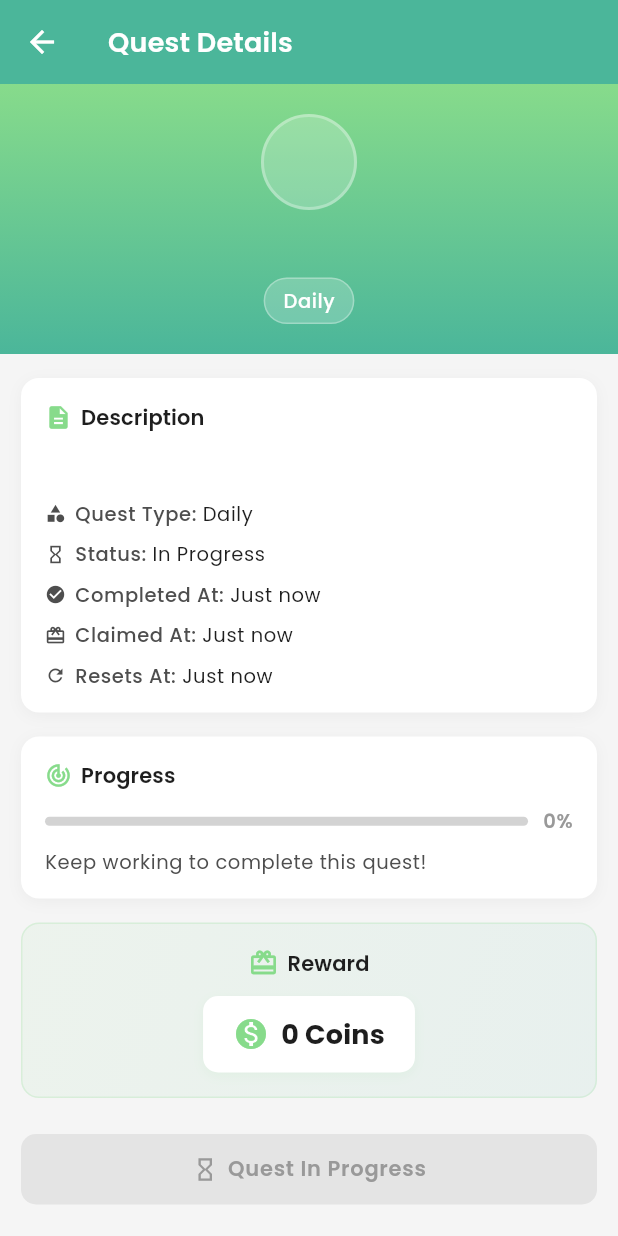
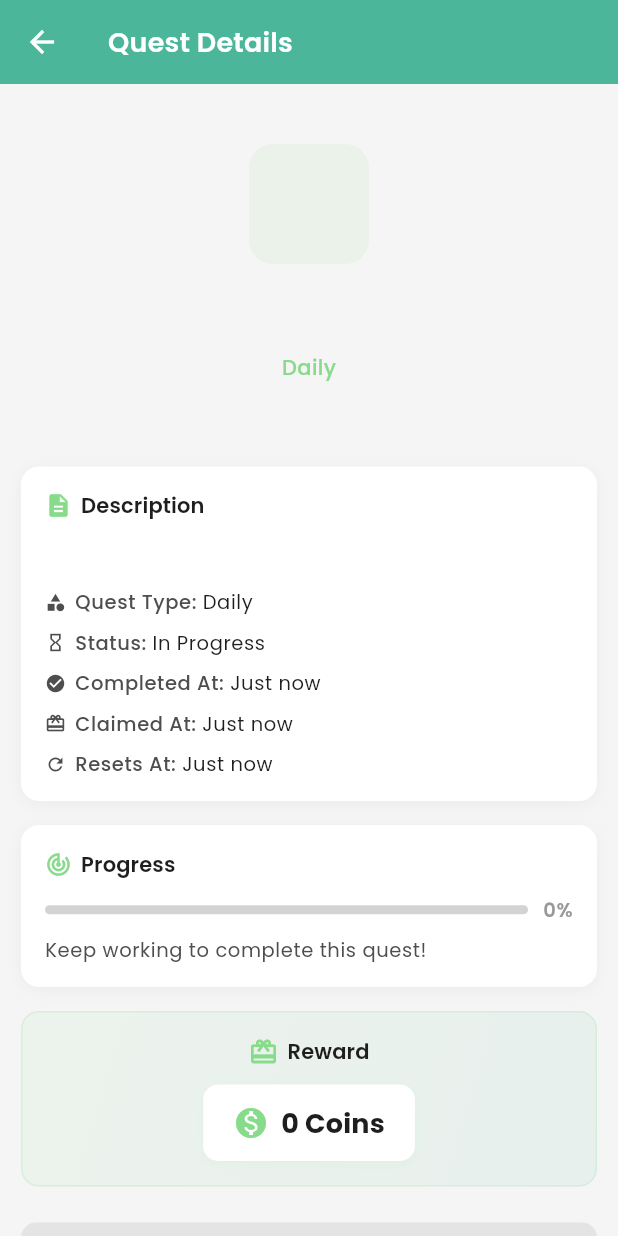
Before and after one commit to NasirBhotta/brainbee, a Flutter app: the QuestDetailScreen screen opened directly with empty values, on a phone screen of 412 x 824 dp. Run offline on Flutter 3.47's test engine with Material 3 defaults, Android fonts, the phone set to English and light mode, and no system bars; our stand-ins replace bloc, equatable, file_picker, flutter_bloc, flutter_local_notifications, google_fonts and 5 more; accounts and stored records are empty.

Commit message:
updated coin_quest

```diff
--- a/brainbee/lib/core/widgets/quests/quest_card.dart
+++ b/brainbee/lib/core/widgets/quests/quest_card.dart
@@ -30,11 +30,7 @@ class QuestCard extends StatelessWidget {
           Navigator.of(context).push(
             MaterialPageRoute(
               builder:
-                  (context) => QuestDetailScreen(
-                    quest: quest,
-                    onClaim: onClaim,
-                    isLoading: isLoading,
-                  ),
+                  (context) => QuestDetailScreen(quest: quest, userId: 'S001'),
             ),
           );
         },
--- a/brainbee/lib/presentation/views/auth/bloc/auth_bloc.dart
+++ b/brainbee/lib/presentation/views/auth/bloc/auth_bloc.dart
@@ -31,9 +31,9 @@ class AuthBloc extends Bloc<AuthEvent, AuthState> {
     try {
       final response = await http
           .post(
-            // Uri.parse("http://10.0.2.2:5000/api/auth/login"),
-            Uri.parse("http://192.168.2.101:5000/api/auth/login"),
+            Uri.parse("http://10.0.2.2:5000/api/auth/login"),
 
+            // Uri.parse("http://192.168.2.101:5000/api/auth/login"),
             headers: {"Content-Type": "application/json"},
             body: jsonEncode({
               "email": event.email,
@@ -75,8 +75,8 @@ class AuthBloc extends Bloc<AuthEvent, AuthState> {
 
     try {
       final response = await http.post(
-        // Uri.parse("http://10.0.2.2:5000/api/auth/register"),
-        Uri.parse("http://192.168.2.101:5000/api/auth/register"),
+        Uri.parse("http://10.0.2.2:5000/api/auth/register"),
+        // Uri.parse("http://192.168.2.101:5000/api/auth/register"),
         // Uri.parse("http://16.170.203.154:5000/api/auth/register"),
         headers: {"Content-Type": "application/json"},
         body: jsonEncode({
--- a/brainbee/lib/presentation/views/extras/coinquests/UI/quest_detail_screen.dart
+++ b/brainbee/lib/presentation/views/extras/coinquests/UI/quest_detail_screen.dart
@@ -3,18 +3,20 @@ import 'package:brainbee/core/utils/quest_extensions.dart';
 import 'package:brainbee/core/widgets/quests/claim_dialog.dart';
 import 'package:brainbee/core/constants/bb_colors.dart';
 import 'package:flutter/material.dart';
+import 'package:flutter_bloc/flutter_bloc.dart';
 import '../models/quest.dart';
+import '../bloc/quest_bloc.dart';
+import '../bloc/quest_event.dart';
+import '../bloc/quest_state.dart';
 
 class QuestDetailScreen extends StatelessWidget {
   final Quest quest;
-  final VoidCallback onClaim;
-  final bool isLoading;
+  final String userId;
 
   const QuestDetailScreen({
     super.key,
     required this.quest,
-    required this.onClaim,
-    this.isLoading = false,
+    required this.userId,
   });
 
   @override
@@ -33,92 +35,145 @@ class QuestDetailScreen extends StatelessWidget {
         iconTheme: const IconThemeData(color: BBColors.white),
         elevation: 0,
       ),
-      body: SingleChildScrollView(
-        child: Column(
-          children: [
-            _buildHeaderSection(context),
-            const SizedBox(height: 16),
-            _buildDetailsSection(context),
-            const SizedBox(height: 16),
-            _buildProgressSection(context),
-            const SizedBox(height: 16),
-            _buildRewardSection(context),
-            const SizedBox(height: 24),
-            _buildActionButton(context),
-            const SizedBox(height: 16),
-          ],
+      body: BlocConsumer<QuestBloc, QuestState>(
+        listener: (context, state) {
+          if (state is QuestClaimed) {
+            ScaffoldMessenger.of(context).showSnackBar(
+              SnackBar(
+                content: Text(
+                  '+${state.coinsAdded} Coins added to your Wallet!',
+                  style: Theme.of(context).textTheme.bodyMedium?.copyWith(
+                    color: BBColors.white,
+                    fontWeight: FontWeight.w500,
+                  ),
+                ),
+                backgroundColor: BBColors.successGreen,
+                behavior: SnackBarBehavior.floating,
+                shape: RoundedRectangleBorder(
+                  borderRadius: BorderRadius.circular(10),
+                ),
+              ),
+            );
+            // Navigate back after successful claim
+            Navigator.of(context).pop();
+          } else if (state is QuestError) {
+            ScaffoldMessenger.of(context).showSnackBar(
+              SnackBar(
+                content: Text(
+                  state.message,
+                  style: Theme.of(context).textTheme.bodyMedium?.copyWith(
+                    color: BBColors.white,
+                    fontWeight: FontWeight.w500,
+                  ),
+                ),
+                backgroundColor: BBColors.alertRed,
+                behavior: SnackBarBehavior.floating,
+                shape: RoundedRectangleBorder(
+                  borderRadius: BorderRadius.circular(10),
                 ),
               ),
             );
           }
+        },
+        builder: (context, state) {
+          // Get the current quest from state if available
+          Quest currentQuest = quest;
+          bool isLoading = false;
 
-  Widget _buildHeaderSection(BuildContext context) {
+          if (state is QuestLoaded ||
+              state is QuestClaiming ||
+              state is QuestClaimed) {
+            final quests =
+                state is QuestLoaded
+                    ? state.quests
+                    : state is QuestClaiming
+                    ? state.quests
+                    : (state as QuestClaimed).quests;
+
+            // Find the updated quest in the current state
+            final updatedQuest = quests.firstWhere(
+              (q) => q.id == quest.id,
+              orElse: () => quest,
+            );
+            currentQuest = updatedQuest;
+
+            // Check if this specific quest is being claimed
+            isLoading =
+                state is QuestClaiming && (state).claimingQuestId == quest.id;
+          }
+
+          return SingleChildScrollView(
+            child: Column(
+              children: [
+                _buildHeaderSection(context, currentQuest),
+                const SizedBox(height: 16),
+                _buildDetailsSection(context, currentQuest),
+                const SizedBox(height: 16),
+                _buildProgressSection(context, currentQuest),
+                const SizedBox(height: 16),
+                _buildRewardSection(context, currentQuest),
+                const SizedBox(height: 24),
+                _buildActionButton(context, currentQuest, isLoading),
+                const SizedBox(height: 16),
+              ],
+            ),
+          );
+        },
+      ),
+    );
+  }
+
+  Widget _buildHeaderSection(BuildContext context, Quest currentQuest) {
     return Container(
       width: double.infinity,
+      padding: EdgeInsets.symmetric(horizontal: 24, vertical: 40),
+      child: Column(
+        mainAxisAlignment: MainAxisAlignment.center,
+        children: [
+          // Simple icon container
+          Container(
+            width: 80,
+            height: 80,
             decoration: BoxDecoration(
-        gradient: LinearGradient(
-          colors: [BBColors.primaryColor, BBColors.secondaryColor],
-          begin: Alignment.topCenter,
-          end: Alignment.bottomCenter,
-        ),
-      ),
-      child: Padding(
-        padding: const EdgeInsets.all(20),
-        child: Column(
-          children: [
-            Container(
-              width: 64,
-              height: 64,
-              decoration: BoxDecoration(
-                color: BBColors.white.withOpacity(0.2),
-                borderRadius: BorderRadius.circular(32),
-                border: Border.all(
-                  color: BBColors.white.withOpacity(0.3),
-                  width: 2,
-                ),
+              color: BBColors.primaryColor.withOpacity(0.1),
+              borderRadius: BorderRadius.circular(16),
             ),
             child: Center(
               child: Text(
-                  quest.iconUrl ?? '🎯',
-                  style: const TextStyle(fontSize: 28),
+                currentQuest.iconUrl ?? '🎯',
+                style: const TextStyle(fontSize: 32),
               ),
             ),
           ),
-            const SizedBox(height: 12),
+
+          const SizedBox(height: 20),
+
+          // Title
           Text(
-              quest.title,
-              style: Theme.of(context).textTheme.titleMedium?.copyWith(
-                color: BBColors.white,
+            currentQuest.title,
+            style: Theme.of(context).textTheme.headlineSmall?.copyWith(
               fontWeight: FontWeight.bold,
+              color: Colors.grey[800],
             ),
             textAlign: TextAlign.center,
           ),
-            const SizedBox(height: 6),
-            Container(
-              padding: const EdgeInsets.symmetric(horizontal: 12, vertical: 6),
-              decoration: BoxDecoration(
-                color: BBColors.white.withOpacity(0.2),
-                borderRadius: BorderRadius.circular(16),
-                border: Border.all(
-                  color: BBColors.white.withOpacity(0.3),
-                  width: 1,
-                ),
-              ),
-              child: Text(
-                quest.type.displayName,
-                style: Theme.of(context).textTheme.bodySmall?.copyWith(
-                  color: BBColors.white,
+
+          const SizedBox(height: 12),
+
+          // Simple type indicator
+          Text(
+            currentQuest.type.displayName,
+            style: Theme.of(context).textTheme.bodyMedium?.copyWith(
+              color: BBColors.primaryColor,
               fontWeight: FontWeight.w500,
-                ),
             ),
           ),
         ],
       ),
-      ),
     );
   }
 
-  Widget _buildDetailsSection(BuildContext context) {
+  Widget _buildDetailsSection(BuildContext context, Quest currentQuest) {
     return Container(
       margin: const EdgeInsets.symmetric(horizontal: 14),
       padding: const EdgeInsets.all(16),
@@ -151,7 +206,7 @@ class QuestDetailScreen extends StatelessWidget {
           ),
           const SizedBox(height: 10),
           Text(
-            quest.description,
+            currentQuest.description,
             style: Theme.of(context).textTheme.bodyMedium?.copyWith(
               color: BBColors.bodyText,
               height: 1.4,
@@ -161,40 +216,41 @@ class QuestDetailScreen extends StatelessWidget {
           _buildDetailRow(
             context,
             'Quest Type',
-            quest.type.displayName,
+            currentQuest.type.displayName,
             Icons.category,
           ),
           const SizedBox(height: 10),
           _buildDetailRow(
             context,
             'Status',
-            _getStatusText(),
-            _getStatusIcon(),
+            _getStatusText(currentQuest),
+            _getStatusIcon(currentQuest),
           ),
-          if (quest.completedAt != null) ...[
+          if (currentQuest.completedAt != null) ...[
             const SizedBox(height: 10),
             _buildDetailRow(
               context,
               'Completed At',
-              _formatDateTime(quest.completedAt!),
+              _formatDateTime(currentQuest.completedAt!),
               Icons.check_circle,
             ),
           ],
-          if (quest.claimedAt != null) ...[
+          if (currentQuest.claimedAt != null) ...[
             const SizedBox(height: 10),
             _buildDetailRow(
               context,
               'Claimed At',
-              _formatDateTime(quest.claimedAt!),
+              _formatDateTime(currentQuest.claimedAt!),
               Icons.redeem,
             ),
           ],
-          if (quest.resetTime != null && quest.type != QuestType.oneTime) ...[
+          if (currentQuest.resetTime != null &&
+              currentQuest.type != QuestType.oneTime) ...[
             const SizedBox(height: 10),
             _buildDetailRow(
               context,
               'Resets At',
-              _formatDateTime(quest.resetTime!),
+              _formatDateTime(currentQuest.resetTime!),
               Icons.refresh,
             ),
           ],
@@ -232,7 +288,7 @@ class QuestDetailScreen extends StatelessWidget {
     );
   }
 
-  Widget _buildProgressSection(BuildContext context) {
+  Widget _buildProgressSection(BuildContext context, Quest currentQuest) {
     return Container(
       margin: const EdgeInsets.symmetric(horizontal: 14),
       padding: const EdgeInsets.all(16),
@@ -275,10 +331,10 @@ class QuestDetailScreen extends StatelessWidget {
                   ),
                   child: FractionallySizedBox(
                     alignment: Alignment.centerLeft,
-                    widthFactor: _getProgressValue(),
+                    widthFactor: _getProgressValue(currentQuest),
                     child: Container(
                       decoration: BoxDecoration(
-                        color: _getProgressColor(),
+                        color: _getProgressColor(currentQuest),
                         borderRadius: BorderRadius.circular(3),
                       ),
                     ),
@@ -287,17 +343,17 @@ class QuestDetailScreen extends StatelessWidget {
               ),
               const SizedBox(width: 10),
               Text(
-                '${(_getProgressValue() * 100).toInt()}%',
+                '${(_getProgressValue(currentQuest) * 100).toInt()}%',
                 style: Theme.of(context).textTheme.bodySmall?.copyWith(
                   fontWeight: FontWeight.w600,
-                  color: _getProgressColor(),
+                  color: _getProgressColor(currentQuest),
                 ),
               ),
             ],
           ),
           const SizedBox(height: 10),
           Text(
-            _getProgressDescription(),
+            _getProgressDescription(currentQuest),
             style: Theme.of(
               context,
             ).textTheme.bodySmall?.copyWith(color: BBColors.bodyText),
@@ -307,7 +363,7 @@ class QuestDetailScreen extends StatelessWidget {
     );
   }
 
-  Widget _buildRewardSection(BuildContext context) {
+  Widget _buildRewardSection(BuildContext context, Quest currentQuest) {
     return Container(
       margin: const EdgeInsets.symmetric(horizontal: 14),
       padding: const EdgeInsets.all(16),
@@ -366,7 +422,7 @@ class QuestDetailScreen extends StatelessWidget {
                 ),
                 const SizedBox(width: 8),
                 Text(
-                  '${quest.coinReward} Coins',
+                  '${currentQuest.coinReward} Coins',
                   style: Theme.of(context).textTheme.titleMedium?.copyWith(
                     color: BBColors.darkHeading,
                     fontWeight: FontWeight.bold,
@@ -375,7 +431,7 @@ class QuestDetailScreen extends StatelessWidget {
               ],
             ),
           ),
-          if (quest.isClaimed) ...[
+          if (currentQuest.isClaimed) ...[
             const SizedBox(height: 10),
             Row(
               mainAxisAlignment: MainAxisAlignment.center,
@@ -401,16 +457,24 @@ class QuestDetailScreen extends StatelessWidget {
     );
   }
 
-  Widget _buildActionButton(BuildContext context) {
+  Widget _buildActionButton(
+    BuildContext context,
+    Quest currentQuest,
+    bool isLoading,
+  ) {
     return Container(
       margin: const EdgeInsets.symmetric(horizontal: 14),
       width: double.infinity,
-      child: _buildDetailClaimButton(context),
+      child: _buildDetailClaimButton(context, currentQuest, isLoading),
     );
   }
 
-  Widget _buildDetailClaimButton(BuildContext context) {
-    if (quest.isIncomplete) {
+  Widget _buildDetailClaimButton(
+    BuildContext context,
+    Quest currentQuest,
+    bool isLoading,
+  ) {
+    if (currentQuest.isIncomplete) {
       return Container(
         padding: const EdgeInsets.symmetric(vertical: 14),
         decoration: BoxDecoration(
@@ -432,7 +496,7 @@ class QuestDetailScreen extends StatelessWidget {
           ],
         ),
       );
-    } else if (quest.isClaimed) {
+    } else if (currentQuest.isClaimed) {
       return Container(
         padding: const EdgeInsets.symmetric(vertical: 14),
         decoration: BoxDecoration(
@@ -449,7 +513,7 @@ class QuestDetailScreen extends StatelessWidget {
             Icon(Icons.check_circle, color: BBColors.successGreen, size: 20),
             const SizedBox(width: 6),
             Text(
-              quest.type == QuestType.oneTime
+              currentQuest.type == QuestType.oneTime
                   ? 'Quest Completed'
                   : 'Reward Claimed',
               style: Theme.of(context).textTheme.labelMedium?.copyWith(
@@ -460,9 +524,10 @@ class QuestDetailScreen extends StatelessWidget {
           ],
         ),
       );
-    } else if (quest.canClaim) {
+    } else if (currentQuest.canClaim) {
       return ElevatedButton(
-        onPressed: isLoading ? null : () => _showClaimDialog(context),
+        onPressed:
+            isLoading ? null : () => _showClaimDialog(context, currentQuest),
         style: ElevatedButton.styleFrom(
           backgroundColor: BBColors.primaryColor,
           foregroundColor: BBColors.white,
@@ -503,7 +568,7 @@ class QuestDetailScreen extends StatelessWidget {
                     const Icon(Icons.redeem, size: 20, color: BBColors.white),
                     const SizedBox(width: 6),
                     Text(
-                      'Claim ${quest.coinReward} Coins',
+                      'Claim ${currentQuest.coinReward} Coins',
                       style: Theme.of(context).textTheme.labelMedium?.copyWith(
                         fontWeight: FontWeight.w600,
                         color: BBColors.white,
@@ -517,22 +582,22 @@ class QuestDetailScreen extends StatelessWidget {
     return const SizedBox.shrink();
   }
 
-  void _showClaimDialog(BuildContext context) {
+  void _showClaimDialog(BuildContext context, Quest currentQuest) {
     showDialog(
       context: context,
       builder:
           (context) => ClaimDialog(
-            quest: quest,
+            quest: currentQuest,
             onConfirm: () {
               Navigator.of(context).pop();
-              onClaim();
+              context.read<QuestBloc>().add(ClaimQuest(userId, currentQuest));
             },
           ),
     );
   }
 
-  double _getProgressValue() {
-    switch (quest.status) {
+  double _getProgressValue(Quest currentQuest) {
+    switch (currentQuest.status) {
       case QuestStatus.incomplete:
         return 0.0;
       case QuestStatus.complete:
@@ -542,8 +607,8 @@ class QuestDetailScreen extends StatelessWidget {
     }
   }
 
-  Color _getProgressColor() {
-    switch (quest.status) {
+  Color _getProgressColor(Quest currentQuest) {
+    switch (currentQuest.status) {
       case QuestStatus.incomplete:
         return BBColors.disabledText;
       case QuestStatus.complete:
@@ -553,32 +618,32 @@ class QuestDetailScreen extends StatelessWidget {
     }
   }
 
-  String _getProgressDescription() {
-    switch (quest.status) {
+  String _getProgressDescription(Quest currentQuest) {
+    switch (currentQuest.status) {
       case QuestStatus.incomplete:
         return 'Keep working to complete this quest!';
       case QuestStatus.complete:
         return 'Quest completed! Ready to claim your reward.';
       case QuestStatus.claimed:
-        return quest.type == QuestType.oneTime
+        return currentQuest.type == QuestType.oneTime
             ? 'Quest permanently completed.'
             : 'Reward claimed! Quest will reset according to schedule.';
     }
   }
 
-  String _getStatusText() {
-    switch (quest.status) {
+  String _getStatusText(Quest currentQuest) {
+    switch (currentQuest.status) {
       case QuestStatus.incomplete:
         return 'In Progress';
       case QuestStatus.complete:
         return 'Ready to Claim';
       case QuestStatus.claimed:
-        return quest.type == QuestType.oneTime ? 'Completed' : 'Claimed';
+        return currentQuest.type == QuestType.oneTime ? 'Completed' : 'Claimed';
     }
   }
 
-  IconData _getStatusIcon() {
-    switch (quest.status) {
+  IconData _getStatusIcon(Quest currentQuest) {
+    switch (currentQuest.status) {
       case QuestStatus.incomplete:
         return Icons.hourglass_empty;
       case QuestStatus.complete:
```
Lines whose indentation alone changed are shown as unchanged.
